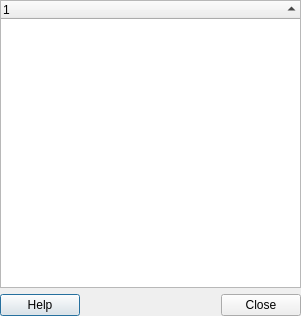
sourcepole/qgis, file qgis/src/ui/qgsidentifyresultsbase.ui: the form before one commit.
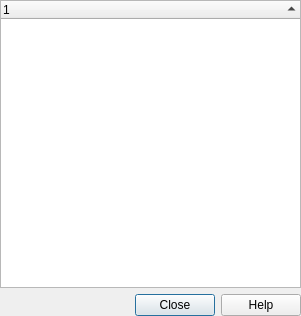
The form after the commit.

Commit message: ui cleanup in identifyresults - jef can you look if everything is correct?

```diff
--- a/qgis/src/ui/qgsidentifyresultsbase.ui
+++ b/qgis/src/ui/qgsidentifyresultsbase.ui
@@ -38,6 +38,13 @@
      </column>
     </widget>
    </item>
+   <item>
+    <widget class="QDialogButtonBox" name="buttonBox">
+     <property name="standardButtons">
+      <set>QDialogButtonBox::Close|QDialogButtonBox::Help</set>
+     </property>
+    </widget>
+   </item>
    <item>
     <layout class="QHBoxLayout">
      <property name="spacing">
@@ -46,48 +53,6 @@
      <property name="margin">
       <number>0</number>
      </property>
-     <item>
-      <widget class="QPushButton" name="buttonHelp">
-       <property name="text">
-        <string>Help</string>
-       </property>
-       <property name="shortcut">
-        <string>F1</string>
-       </property>
-       <property name="autoDefault">
-        <bool>true</bool>
-       </property>
-      </widget>
-     </item>
-     <item>
-      <spacer>
-       <property name="orientation">
-        <enum>Qt::Horizontal</enum>
-       </property>
-       <property name="sizeType">
-        <enum>QSizePolicy::Expanding</enum>
-       </property>
-       <property name="sizeHint" stdset="0">
-        <size>
-         <width>20</width>
-         <height>0</height>
-        </size>
-       </property>
-      </spacer>
-     </item>
-     <item>
-      <widget class="QPushButton" name="buttonCancel">
-       <property name="text">
-        <string>Close</string>
-       </property>
-       <property name="shortcut">
-        <string/>
-       </property>
-       <property name="autoDefault">
-        <bool>true</bool>
-       </property>
-      </widget>
-     </item>
     </layout>
    </item>
   </layout>
```
Left out of the diff: 19 changed lines with no effect on the pictures. The commit also changes 2 other files.
